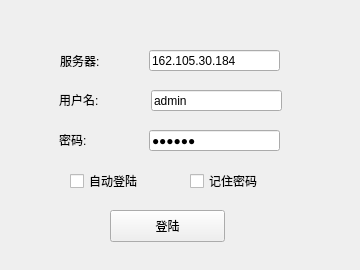
The window that Interface_BT/login.ui (freshStones/alpaca) describes before a commit, drawn with Qt 5.
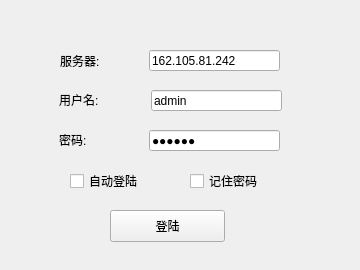
The same window after the commit.

The edit to the form file:
```diff
--- a/Interface_BT/login.ui
+++ b/Interface_BT/login.ui
@@ -106,7 +106,7 @@
     </rect>
    </property>
    <property name="text">
-    <string>162.105.30.184</string>
+    <string>162.105.81.242</string>
    </property>
   </widget>
   <widget class="QLabel" name="label_server">
```
